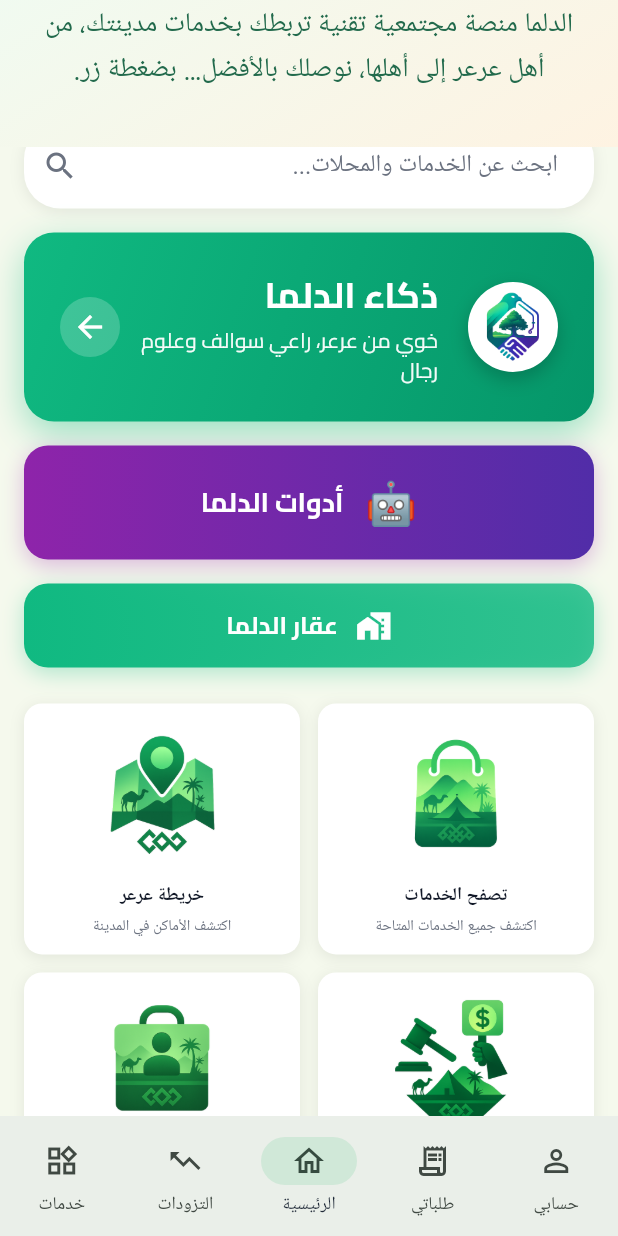
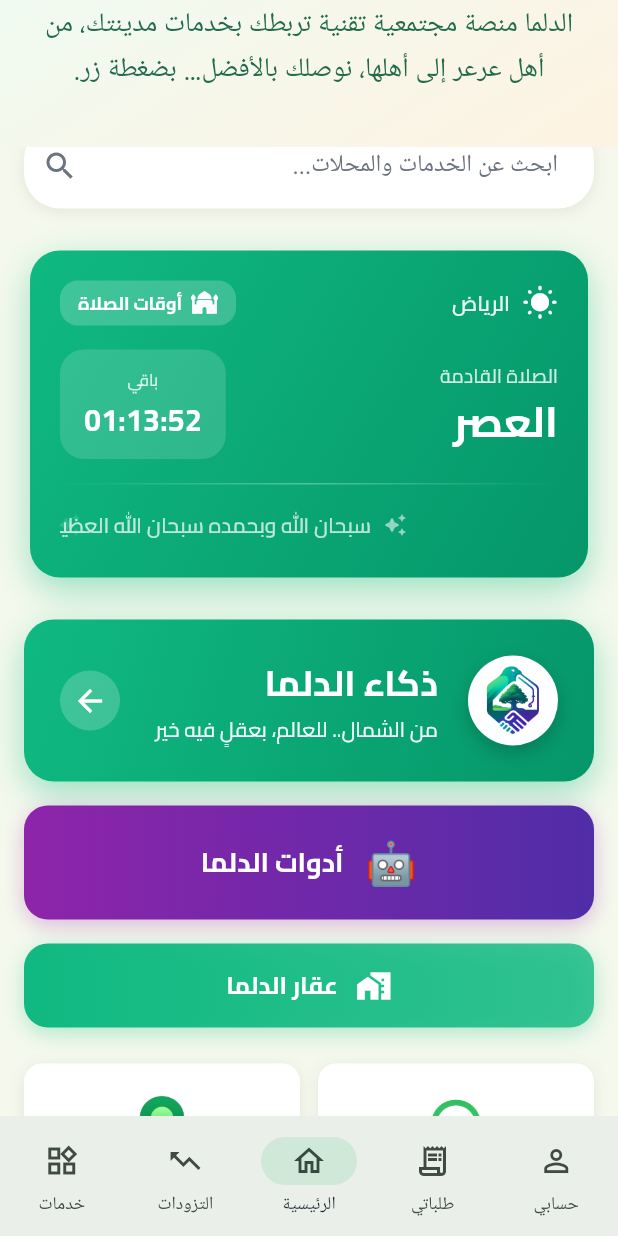
Before and after one commit to kkkrraamm/aldlma, a Flutter app: the screen it shows after launch, scrolled down 576 dp, on a phone screen of 412 x 824 dp. Run offline on Flutter 3.47's test engine with Material 3 defaults, Android fonts, the phone set to English and light mode, and no system bars; our stand-ins replace adhan, cached_network_image, device_info_plus, firebase_core, firebase_messaging, fl_chart and 11 more; accounts and stored records are empty; network calls fail.

Commit message:
feat: add beautiful prayer times button to home page
Features:
- 🕌 Shows next prayer name and countdown timer
- 📍 Displays city/location name
- ☀️🌙 Sun/moon icon based on time of day (daytime/nighttime)
- 💚 Rotating duas with smooth slide animation (7 seconds interval)
- 🎨 Modern design with green gradient matching Dalma brand
- 📱 Uses adhan library for accurate prayer times
- 🌍 GPS location support with fallback to Riyadh
- ⏱️ Real-time countdown updates every second

Design:
- Top row: Sun/moon icon + city name + 'Prayer Times' badge
- Middle row: Next prayer name + countdown timer
- Bottom row: Animated rotating duas with fade & slide effect
- Gradient separator line between sections
- Smooth animations and transitions

```diff
--- a/lib/main.dart
+++ b/lib/main.dart
@@ -24,6 +24,7 @@ import 'my_account_oasis.dart';
 import 'media_dashboard.dart';
 import 'ai_tools_page.dart';
 import 'dalma_ai_page.dart';
+import 'prayer_button.dart';
 import 'package:provider/provider.dart';
 import 'theme_config.dart';
 import 'theme_aware_widgets.dart';
@@ -229,6 +230,9 @@ class _HomeScreen extends StatelessWidget {
                   padding: const EdgeInsets.symmetric(horizontal: 16),
                   child: _SearchField(),
                 ),
+                const SizedBox(height: 16),
+                // زر أوقات الصلاة
+                const PrayerButton(),
                 const SizedBox(height: 16),
                 // زر ذكاء الدلما
                 Padding(
@@ -804,7 +808,7 @@ class _DalmaAIButton extends StatelessWidget {
                       ),
                       const SizedBox(height: 4),
                       Text(
-                        'خوي من عرعر، راعي سوالف وعلوم رجال',
+                        'من الشمال.. للعالم، بعقلٍ فيه خير',
                         style: GoogleFonts.cairo(
                           fontSize: 14,
                           color: Colors.white.withOpacity(0.95),
--- /dev/null
+++ b/lib/prayer_button.dart
@@ -0,0 +1,406 @@
+import 'dart:async';
+import 'package:flutter/material.dart';
+import 'package:google_fonts/google_fonts.dart';
+import 'package:adhan/adhan.dart';
+import 'package:geolocator/geolocator.dart';
+import 'package:intl/intl.dart';
+import 'package:shared_preferences/shared_preferences.dart';
+
+class PrayerButton extends StatefulWidget {
+  const PrayerButton({super.key});
+
+  @override
+  State<PrayerButton> createState() => _PrayerButtonState();
+}
+
+class _PrayerButtonState extends State<PrayerButton> with SingleTickerProviderStateMixin {
+  Timer? _timer;
+  Timer? _duaaTimer;
+  PrayerTimes? _prayerTimes;
+  String _nextPrayer = 'جاري التحميل...';
+  String _timeRemaining = '--:--:--';
+  String _cityName = 'جاري تحديد الموقع...';
+  bool _isDaytime = true;
+  int _currentDuaaIndex = 0;
+  bool _isAnimating = false;
+
+  final List<String> _duaas = [
+    'اللهم صل وسلم على نبينا محمد',
+    'سبحان الله وبحمده سبحان الله العظيم',
+    'لا إله إلا الله وحده لا شريك له',
+    'اللهم إني أسألك العفو والعافية',
+    'حسبي الله ونعم الوكيل',
+    'اللهم اجعلني من التوابين واجعلني من المتطهرين',
+    'ربنا آتنا في الدنيا حسنة وفي الآخرة حسنة',
+    'اللهم إني أعوذ بك من الهم والحزن',
+    'اللهم أعني على ذكرك وشكرك وحسن عبادتك',
+    'اللهم إني أسألك علماً نافعاً ورزقاً طيباً',
+  ];
+
+  @override
+  void initState() {
+    super.initState();
+    _initializePrayerTimes();
+    _startDuaaAnimation();
+  }
+
+  @override
+  void dispose() {
+    _timer?.cancel();
+    _duaaTimer?.cancel();
+    super.dispose();
+  }
+
+  Future<void> _initializePrayerTimes() async {
+    try {
+      // التحقق من صلاحيات الموقع
+      LocationPermission permission = await Geolocator.checkPermission();
+      if (permission == LocationPermission.denied) {
+        permission = await Geolocator.requestPermission();
+      }
+
+      if (permission == LocationPermission.deniedForever) {
+        setState(() {
+          _cityName = 'الرياض';
+          _calculatePrayerTimes(24.7136, 46.6753); // الرياض كموقع افتراضي
+        });
+        return;
+      }
+
+      // الحصول على الموقع الحالي
+      Position position = await Geolocator.getCurrentPosition(
+        desiredAccuracy: LocationAccuracy.high,
+      );
+
+      // حفظ الموقع
+      final prefs = await SharedPreferences.getInstance();
+      await prefs.setDouble('latitude', position.latitude);
+      await prefs.setDouble('longitude', position.longitude);
+
+      // الحصول على اسم المدينة (مبسط)
+      setState(() {
+        _cityName = 'موقعك الحالي';
+      });
+
+      _calculatePrayerTimes(position.latitude, position.longitude);
+    } catch (e) {
+      // في حالة الخطأ، استخدم الرياض كموقع افتراضي
+      setState(() {
+        _cityName = 'الرياض';
+      });
+      _calculatePrayerTimes(24.7136, 46.6753);
+    }
+  }
+
+  void _calculatePrayerTimes(double latitude, double longitude) {
+    final coordinates = Coordinates(latitude, longitude);
+    final params = CalculationMethod.umm_al_qura.getParameters();
+    params.madhab = Madhab.shafi;
+
+    final prayerTimes = PrayerTimes.today(coordinates, params);
+
+    setState(() {
+      _prayerTimes = prayerTimes;
+      _updateNextPrayer();
+    });
+
+    // تحديث كل ثانية
+    _timer = Timer.periodic(const Duration(seconds: 1), (timer) {
+      _updateNextPrayer();
+    });
+  }
+
+  void _updateNextPrayer() {
+    if (_prayerTimes == null) return;
+
+    final now = DateTime.now();
+    final prayers = [
+      {'name': 'الفجر', 'time': _prayerTimes!.fajr},
+      {'name': 'الشروق', 'time': _prayerTimes!.sunrise},
+      {'name': 'الظهر', 'time': _prayerTimes!.dhuhr},
+      {'name': 'العصر', 'time': _prayerTimes!.asr},
+      {'name': 'المغرب', 'time': _prayerTimes!.maghrib},
+      {'name': 'العشاء', 'time': _prayerTimes!.isha},
+    ];
+
+    // تحديد إذا كان النهار أو الليل
+    final isDaytime = now.isAfter(_prayerTimes!.sunrise) &&
+                      now.isBefore(_prayerTimes!.maghrib);
+
+    // البحث عن الصلاة القادمة
+    for (var prayer in prayers) {
+      final prayerTime = prayer['time'] as DateTime;
+      if (now.isBefore(prayerTime)) {
+        final difference = prayerTime.difference(now);
+        final hours = difference.inHours;
+        final minutes = difference.inMinutes % 60;
+        final seconds = difference.inSeconds % 60;
+
+        setState(() {
+          _nextPrayer = prayer['name'] as String;
+          _timeRemaining = '${hours.toString().padLeft(2, '0')}:${minutes.toString().padLeft(2, '0')}:${seconds.toString().padLeft(2, '0')}';
+          _isDaytime = isDaytime;
+        });
+        return;
+      }
+    }
+
+    // إذا لم نجد صلاة اليوم، الصلاة القادمة هي فجر الغد
+    final tomorrow = now.add(const Duration(days: 1));
+    final tomorrowCoordinates = Coordinates(
+      _prayerTimes!.coordinates.latitude,
+      _prayerTimes!.coordinates.longitude,
+    );
+    final params = CalculationMethod.umm_al_qura.getParameters();
+    final tomorrowPrayers = PrayerTimes(tomorrowCoordinates,
+      DateComponents(tomorrow.year, tomorrow.month, tomorrow.day), params);
+
+    final difference = tomorrowPrayers.fajr.difference(now);
+    final hours = difference.inHours;
+    final minutes = difference.inMinutes % 60;
+    final seconds = difference.inSeconds % 60;
+
+    setState(() {
+      _nextPrayer = 'الفجر';
+      _timeRemaining = '${hours.toString().padLeft(2, '0')}:${minutes.toString().padLeft(2, '0')}:${seconds.toString().padLeft(2, '0')}';
+      _isDaytime = isDaytime;
+    });
+  }
+
+  void _startDuaaAnimation() {
+    _duaaTimer = Timer.periodic(const Duration(seconds: 7), (timer) {
+      setState(() {
+        _isAnimating = true;
+      });
+
+      // بعد ثانية من بدء الحركة، غير الدعاء
+      Future.delayed(const Duration(milliseconds: 500), () {
+        if (mounted) {
+          setState(() {
+            _currentDuaaIndex = (_currentDuaaIndex + 1) % _duaas.length;
+            _isAnimating = false;
+          });
+        }
+      });
+    });
+  }
+
+  @override
+  Widget build(BuildContext context) {
+    return Container(
+      margin: const EdgeInsets.symmetric(horizontal: 20, vertical: 12),
+      decoration: BoxDecoration(
+        gradient: const LinearGradient(
+          colors: [Color(0xFF10b981), Color(0xFF059669)],
+          begin: Alignment.topLeft,
+          end: Alignment.bottomRight,
+        ),
+        borderRadius: BorderRadius.circular(20),
+        boxShadow: [
+          BoxShadow(
+            color: const Color(0xFF10b981).withOpacity(0.4),
+            blurRadius: 20,
+            offset: const Offset(0, 8),
+          ),
+        ],
+      ),
+      child: Material(
+        color: Colors.transparent,
+        child: InkWell(
+          onTap: () {
+            // TODO: Navigate to prayer times page
+          },
+          borderRadius: BorderRadius.circular(20),
+          child: Padding(
+            padding: const EdgeInsets.all(20),
+            child: Column(
+              children: [
+                // الصف الأول: المدينة والأيقونة
+                Row(
+                  mainAxisAlignment: MainAxisAlignment.spaceBetween,
+                  children: [
+                    Row(
+                      children: [
+                        Icon(
+                          _isDaytime ? Icons.wb_sunny_rounded : Icons.nightlight_round,
+                          color: Colors.white,
+                          size: 24,
+                        ),
+                        const SizedBox(width: 8),
+                        Text(
+                          _cityName,
+                          style: GoogleFonts.cairo(
+                            fontSize: 14,
+                            fontWeight: FontWeight.w600,
+                            color: Colors.white.withOpacity(0.9),
+                          ),
+                        ),
+                      ],
+                    ),
+                    Container(
+                      padding: const EdgeInsets.symmetric(horizontal: 12, vertical: 6),
+                      decoration: BoxDecoration(
+                        color: Colors.white.withOpacity(0.2),
+                        borderRadius: BorderRadius.circular(12),
+                      ),
+                      child: Row(
+                        children: [
+                          const Icon(
+                            Icons.mosque_rounded,
+                            color: Colors.white,
+                            size: 18,
+                          ),
+                          const SizedBox(width: 6),
+                          Text(
+                            'أوقات الصلاة',
+                            style: GoogleFonts.cairo(
+                              fontSize: 12,
+                              fontWeight: FontWeight.bold,
+                              color: Colors.white,
+                            ),
+                          ),
+                        ],
+                      ),
+                    ),
+                  ],
+                ),
+
+                const SizedBox(height: 16),
+
+                // الصف الثاني: الصلاة القادمة والوقت المتبقي
+                Row(
+                  mainAxisAlignment: MainAxisAlignment.spaceBetween,
+                  children: [
+                    Expanded(
+                      child: Column(
+                        crossAxisAlignment: CrossAxisAlignment.start,
+                        children: [
+                          Text(
+                            'الصلاة القادمة',
+                            style: GoogleFonts.cairo(
+                              fontSize: 13,
+                              color: Colors.white.withOpacity(0.8),
+                            ),
+                          ),
+                          const SizedBox(height: 4),
+                          Text(
+                            _nextPrayer,
+                            style: GoogleFonts.cairo(
+                              fontSize: 28,
+                              fontWeight: FontWeight.bold,
+                              color: Colors.white,
+                              height: 1.2,
+                            ),
+                          ),
+                        ],
+                      ),
+                    ),
+                    Container(
+                      padding: const EdgeInsets.symmetric(horizontal: 16, vertical: 12),
+                      decoration: BoxDecoration(
+                        color: Colors.white.withOpacity(0.15),
+                        borderRadius: BorderRadius.circular(16),
+                      ),
+                      child: Column(
+                        children: [
+                          Text(
+                            'باقي',
+                            style: GoogleFonts.cairo(
+                              fontSize: 11,
+                              color: Colors.white.withOpacity(0.8),
+                            ),
+                          ),
+                          const SizedBox(height: 4),
+                          Text(
+                            _timeRemaining,
+                            style: GoogleFonts.cairo(
+                              fontSize: 20,
+                              fontWeight: FontWeight.bold,
+                              color: Colors.white,
+                              fontFeatures: [const FontFeature.tabularFigures()],
+                            ),
+                          ),
+                        ],
+                      ),
+                    ),
+                  ],
+                ),
+
+                const SizedBox(height: 16),
+
+                // الخط الفاصل
+                Container(
+                  height: 1,
+                  decoration: BoxDecoration(
+                    gradient: LinearGradient(
+                      colors: [
+                        Colors.white.withOpacity(0),
+                        Colors.white.withOpacity(0.3),
+                        Colors.white.withOpacity(0),
+                      ],
+                    ),
+                  ),
+                ),
+
+                const SizedBox(height: 12),
+
+                // الدعاء المتحرك
+                SizedBox(
+                  height: 30,
+                  child: ClipRect(
+                    child: AnimatedSwitcher(
+                      duration: const Duration(milliseconds: 500),
+                      transitionBuilder: (Widget child, Animation<double> animation) {
+                        return SlideTransition(
+                          position: Tween<Offset>(
+                            begin: const Offset(-1.0, 0.0),
+                            end: Offset.zero,
+                          ).animate(animation),
+                          child: FadeTransition(
+                            opacity: animation,
+                            child: child,
+                          ),
+                        );
+                      },
+                      child: Row(
+                        key: ValueKey<int>(_currentDuaaIndex),
+                        mainAxisAlignment: MainAxisAlignment.center,
+                        children: [
+                          const Icon(
+                            Icons.auto_awesome_rounded,
+                            color: Colors.white70,
+                            size: 16,
+                          ),
+                          const SizedBox(width: 8),
+                          Flexible(
+                            child: Text(
+                              _duaas[_currentDuaaIndex],
+                              style: GoogleFonts.cairo(
+                                fontSize: 14,
+                                color: Colors.white.withOpacity(0.9),
+                                fontWeight: FontWeight.w500,
+                              ),
+                              textAlign: TextAlign.center,
+                              maxLines: 1,
+                              overflow: TextOverflow.ellipsis,
+                            ),
+                          ),
+                          const SizedBox(width: 8),
+                          const Icon(
+                            Icons.auto_awesome_rounded,
+                            color: Colors.white70,
+                            size: 16,
+                          ),
+                        ],
+                      ),
+                    ),
+                  ),
+                ),
+              ],
+            ),
+          ),
+        ),
+      ),
+    );
+  }
+}
--- a/pubspec.yaml
+++ b/pubspec.yaml
@@ -42,7 +42,7 @@ dependencies:
 
   # Maps
   google_maps_flutter: ^2.5.0
-  geolocator: ^10.1.0
+  geolocator: ^14.0.2
   flutter_map: ^7.0.2
   latlong2: ^0.9.0
 
@@ -55,6 +55,7 @@ dependencies:
   # PDF
   pdf: ^3.10.0
   path_provider: ^2.1.0
+  adhan: ^2.0.0+1
 
   # Firebase (Optional)
   # firebase_core: ^2.24.0
```
Also changed, not shown: pubspec.lock, 5 other files.
